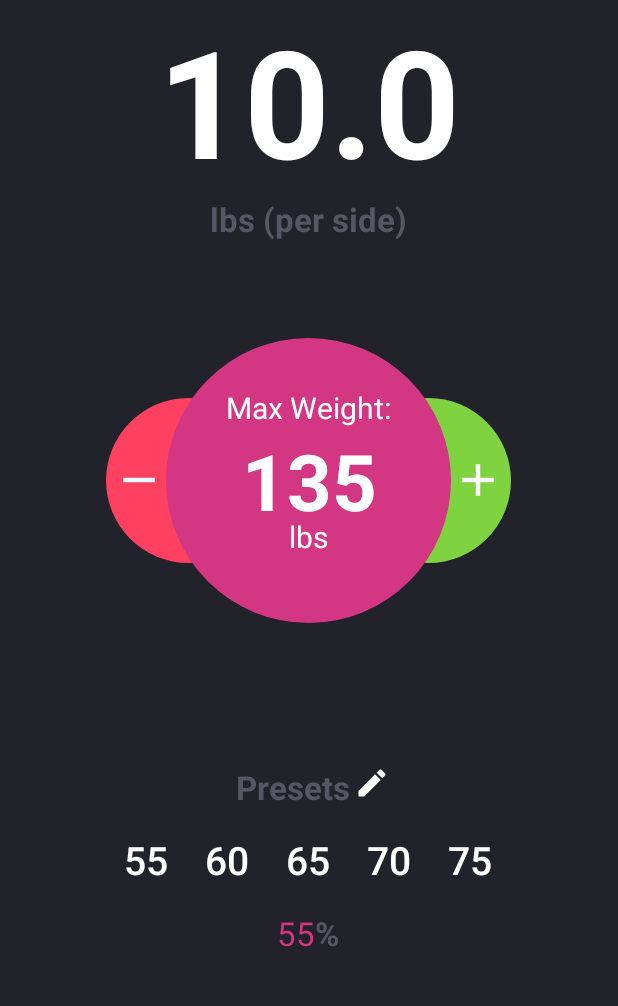
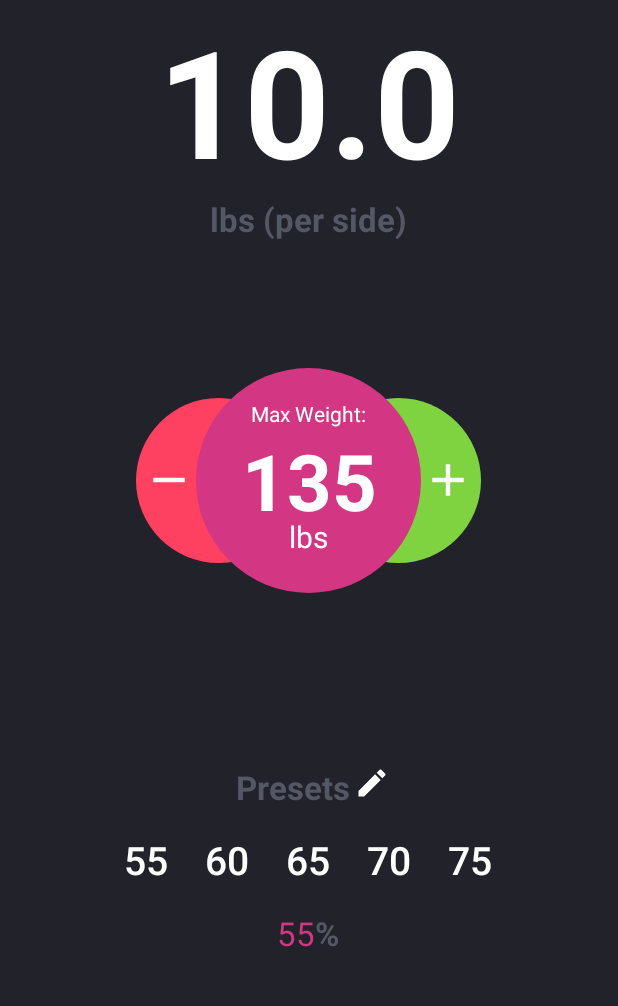
Before and after one commit to Durian-Inc/Swoly, an Android app: the screen it shows after launch (MainActivity), on a phone screen of 412 x 824 dp, the part 138-1144 px from its top. Run offline under Robolectric (Android 15) with nearby library versions, the phone set to English and light mode, and no system bars; 3 statements that could not run were skipped.

Commit message:
don't ask

```diff
--- a/mobile/src/main/res/layout/content_main.xml
+++ b/mobile/src/main/res/layout/content_main.xml
@@ -78,12 +78,13 @@
         <ImageView
             android:contentDescription="@string/accentcircle_desc"
             android:layout_width="wrap_content"
-            android:layout_height="match_parent"
+            android:layout_height="wrap_content"
             app:srcCompat="@drawable/circleaccent"
             android:layout_centerVertical="true"
             android:layout_centerHorizontal="true"
             android:id="@+id/accentcircle"
-            android:adjustViewBounds="true"
+            android:minWidth="150dp"
+            android:minHeight="150dp"
             android:elevation="25dp"
             android:clickable="true" />
 
@@ -162,18 +163,6 @@
             android:editable="true" />
 
         <TextView
-            android:text="Max Weight:"
-            android:layout_width="wrap_content"
-            android:layout_height="wrap_content"
-            android:id="@+id/maxText"
-            android:textColor="@color/textColor"
-            android:elevation="25dp"
-            android:textAlignment="center"
-            android:textSize="20sp"
-            android:layout_above="@+id/maxweight"
-            android:layout_centerHorizontal="true" />
-
-        <TextView
             android:text="lbs"
             android:layout_width="wrap_content"
             android:layout_height="wrap_content"
@@ -185,6 +174,18 @@
             android:layout_below="@+id/imageView2"
             android:layout_centerHorizontal="true"
             android:layout_marginTop="6dp" />
+
+        <TextView
+            android:text="Max Weight:"
+            android:layout_width="wrap_content"
+            android:layout_height="wrap_content"
+            android:id="@+id/maxText"
+            android:textColor="@color/textColor"
+            android:elevation="25dp"
+            android:textAlignment="center"
+            android:textSize="14sp"
+            android:layout_above="@+id/maxweight"
+            android:layout_centerHorizontal="true" />
 
     </RelativeLayout>
 
```
